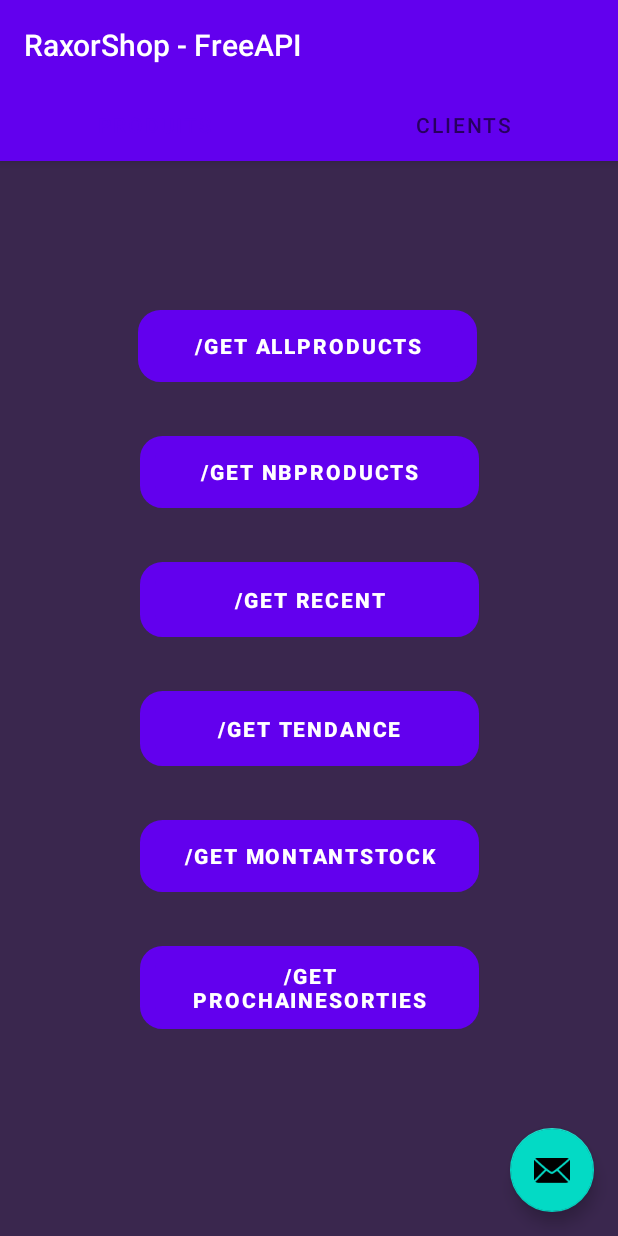
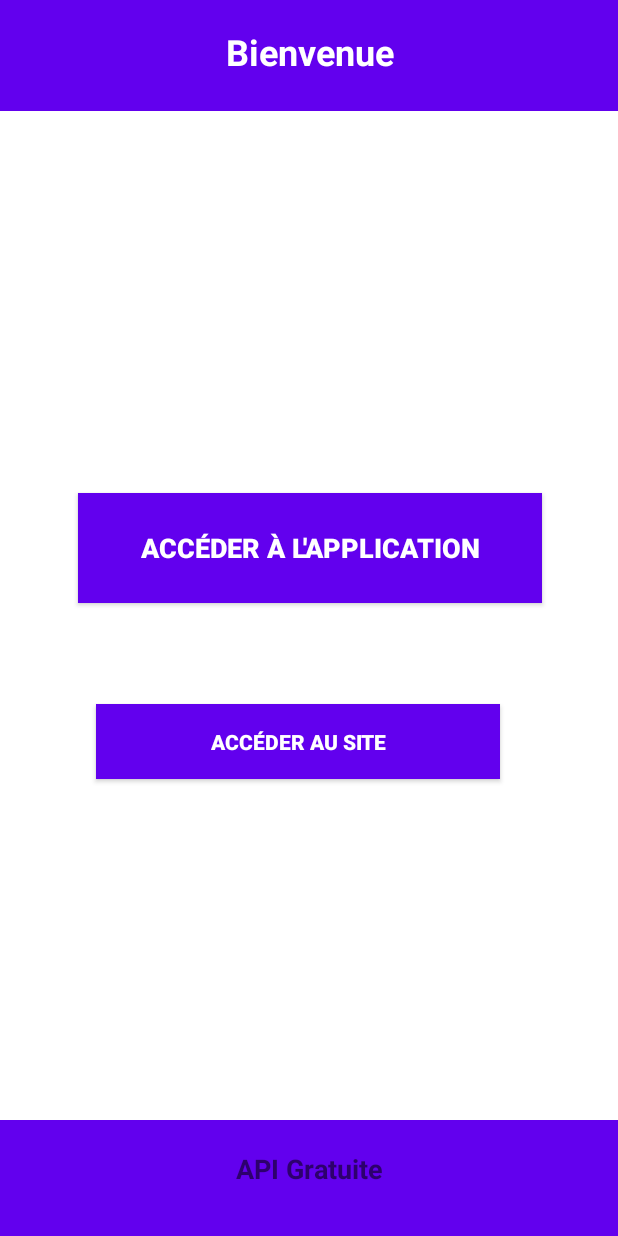
Before and after one commit to adriraxor/API-AndroidStudio, an Android app: the screen it shows after launch (MainActivity before the commit, LoginForm_Activity after it), on a phone screen of 412 x 824 dp. Run offline under Robolectric (Android 15) with nearby library versions, the phone set to English and light mode, and no system bars.

Commit message:
IMPORTANT CORRECTIF
- Correction de quelques bugs et optimisation du code avec la création d'une "class" qui comporte toutes les variables globales

```diff
--- a/app/build.gradle
+++ b/app/build.gradle
@@ -37,6 +37,7 @@ dependencies {
     implementation 'androidx.lifecycle:lifecycle-viewmodel-ktx:2.2.0'
     implementation 'androidx.legacy:legacy-support-v4:1.0.0'
     implementation 'androidx.wear:wear:1.0.0'
+    implementation files('C:\\Users\\xadriraxor\\AndroidStudioProjects\\BTSApiSymfony\\app\\libs\\jtds-1.3.1.jar')
     testImplementation 'junit:junit:4.+'
     androidTestImplementation 'androidx.test.ext:junit:1.1.2'
     androidTestImplementation 'androidx.test.espresso:espresso-core:3.3.0'
--- a/app/src/main/java/com/example/bts_apisymfony/GetAllClients_Activity.java
+++ b/app/src/main/java/com/example/bts_apisymfony/GetAllClients_Activity.java
@@ -20,6 +20,7 @@ import java.util.HashMap;
 
 public class GetAllClients_Activity extends ListActivity {
 
+    VariablesGlobales v = new VariablesGlobales();
 
     @Override
     protected void onCreate(Bundle savedInstanceState) {
@@ -35,7 +36,7 @@ public class GetAllClients_Activity extends ListActivity {
         RequestQueue queue = Volley.newRequestQueue(GetAllClients_Activity.this);
 
         //url du service à consommer
-        String url = "http://192.168.187.138:8082/bts-app/public/ApiAllClients";
+        String url = v.IPServeur + v.API_FetchAllClients;
 
         StringRequest stringRequest = new StringRequest(Request.Method.GET, url,
                 new Response.Listener<String>() {
--- a/app/src/main/java/com/example/bts_apisymfony/GetAllComingSoonProducts_Activity.java
+++ b/app/src/main/java/com/example/bts_apisymfony/GetAllComingSoonProducts_Activity.java
@@ -20,6 +20,7 @@ import java.util.HashMap;
 
 public class GetAllComingSoonProducts_Activity extends ListActivity {
 
+    VariablesGlobales v = new VariablesGlobales();
 
     @Override
     protected void onCreate(Bundle savedInstanceState) {
@@ -37,7 +38,7 @@ public class GetAllComingSoonProducts_Activity extends ListActivity {
         RequestQueue queue = Volley.newRequestQueue(GetAllComingSoonProducts_Activity.this);
 
         //url du service à consommer
-        String url = "http://192.168.187.138:8082/bts-app/public/ApiAllCommingSoonProducts";
+        String url = v.IPServeur + v.API_FetchAllComingSoonPrd;
 
         StringRequest stringRequest = new StringRequest(Request.Method.GET, url,
                 new Response.Listener<String>() {
--- a/app/src/main/java/com/example/bts_apisymfony/GetAllProducts_Activity.java
+++ b/app/src/main/java/com/example/bts_apisymfony/GetAllProducts_Activity.java
@@ -20,6 +20,7 @@ import java.util.HashMap;
 
 public class GetAllProducts_Activity extends ListActivity {
 
+    VariablesGlobales v = new VariablesGlobales();
 
     @Override
     protected void onCreate(Bundle savedInstanceState) {
@@ -37,7 +38,7 @@ public class GetAllProducts_Activity extends ListActivity {
         RequestQueue queue = Volley.newRequestQueue(GetAllProducts_Activity.this);
 
         //url du service à consommer
-        String url = "http://192.168.187.138:8082/bts-app/public/ApiAllProducts";
+        String url = v.IPServeur + v.API_FetchApiAllProducts;
 
         StringRequest stringRequest = new StringRequest(Request.Method.GET, url,
                 new Response.Listener<String>() {
--- a/app/src/main/java/com/example/bts_apisymfony/GetAllRecentProducts_Activity.java
+++ b/app/src/main/java/com/example/bts_apisymfony/GetAllRecentProducts_Activity.java
@@ -2,6 +2,7 @@ package com.example.bts_apisymfony;
 
 import android.app.ListActivity;
 import android.os.Bundle;
+import android.util.Log;
 import android.widget.SimpleAdapter;
 
 import com.android.volley.Request;
@@ -20,6 +21,7 @@ import java.util.HashMap;
 
 public class GetAllRecentProducts_Activity extends ListActivity {
 
+    VariablesGlobales v = new VariablesGlobales();
 
     @Override
     protected void onCreate(Bundle savedInstanceState) {
@@ -37,7 +39,8 @@ public class GetAllRecentProducts_Activity extends ListActivity {
         RequestQueue queue = Volley.newRequestQueue(GetAllRecentProducts_Activity.this);
 
         //url du service à consommer
-        String url = "http://192.168.187.138:8082/bts-app/public/ApiAllRecentProducts";
+        String url = v.IPServeur + v.API_FetchApiAllRecentProducts;
+        Log.d("RecentPRD", url);
 
         StringRequest stringRequest = new StringRequest(Request.Method.GET, url,
                 new Response.Listener<String>() {
@@ -45,6 +48,7 @@ public class GetAllRecentProducts_Activity extends ListActivity {
                     public void onResponse(String response) {
                         //parcours des Clients retournés
                         //ArrayList<String> lesClients = new ArrayList<String>();
+                        Log.d("RecentPRDx2", url);
                         ArrayList <HashMap <String, String >> listAllProducts = new ArrayList<HashMap<String, String>>();
 
                         SimpleAdapter adapter = new SimpleAdapter(GetAllRecentProducts_Activity.this, listAllProducts, R.layout.custom_row_view_products, new String[] {"nom", "libelle", "tarifProduit", "stock", "nom_categorie", "date_apparition", "image"}, new int[] {R.id.text1, R.id.text2, R.id.text3, R.id.text4, R.id.text5, R.id.text6, R.id.text7});
--- a/app/src/main/java/com/example/bts_apisymfony/GetAllTendance_Activity.java
+++ b/app/src/main/java/com/example/bts_apisymfony/GetAllTendance_Activity.java
@@ -20,6 +20,7 @@ import java.util.HashMap;
 
 public class GetAllTendance_Activity extends ListActivity {
 
+    VariablesGlobales v = new VariablesGlobales();
 
     @Override
     protected void onCreate(Bundle savedInstanceState) {
@@ -37,7 +38,7 @@ public class GetAllTendance_Activity extends ListActivity {
         RequestQueue queue = Volley.newRequestQueue(GetAllTendance_Activity.this);
 
         //url du service à consommer
-        String url = "http://192.168.187.138:8082/bts-app/public/ApiAllTendanceProducts";
+        String url = v.IPServeur + v.API_FetchApiAllTendanceProducts;
 
         StringRequest stringRequest = new StringRequest(Request.Method.GET, url,
                 new Response.Listener<String>() {
--- /dev/null
+++ b/app/src/main/java/com/example/bts_apisymfony/LoginForm_Activity.java
@@ -0,0 +1,50 @@
+package com.example.bts_apisymfony;
+
+import android.app.Activity;
+import android.content.Intent;
+import android.net.Uri;
+import android.os.Bundle;
+import android.util.Log;
+import android.view.View;
+import android.widget.Button;
+
+
+public class LoginForm_Activity extends Activity {
+
+
+    @Override
+    protected void onCreate(Bundle savedInstanceState) {
+        super.onCreate(savedInstanceState);
+        setContentView(R.layout.activity_login_form_);
+        VariablesGlobales v = new VariablesGlobales();
+
+        Log.d("IpServeur", v.IPServeur);
+
+        Button access_website = (Button) findViewById(R.id.btn_siteWeb);
+        Button access_app = (Button) findViewById(R.id.btn_application);
+
+        access_website.setOnClickListener(new View.OnClickListener() {
+            @Override
+            public void onClick(View v) {
+                VariablesGlobales vc = new VariablesGlobales();
+
+                Intent intent = new Intent(Intent.ACTION_VIEW);
+                intent.setData(Uri.parse(vc.IPServeur + "/"));
+                startActivity(intent);
+            }
+        });
+
+        access_app.setOnClickListener(new View.OnClickListener() {
+            @Override
+            public void onClick(View v) {
+                Intent intent = new Intent(v.getContext(), MainActivity.class);
+                startActivity(intent);
+            }
+        });
+
+
+
+
+
+    }
+}
--- a/app/src/main/java/com/example/bts_apisymfony/MainActivity.java
+++ b/app/src/main/java/com/example/bts_apisymfony/MainActivity.java
@@ -39,7 +39,7 @@ import org.json.JSONObject;
 import java.util.ArrayList;
 
 public class MainActivity extends AppCompatActivity {
-
+    VariablesGlobales v = new VariablesGlobales();
     @Override
     protected void onCreate(Bundle savedInstanceState) {
         super.onCreate(savedInstanceState);
--- /dev/null
+++ b/app/src/main/java/com/example/bts_apisymfony/VariablesGlobales.java
@@ -0,0 +1,17 @@
+package com.example.bts_apisymfony;
+
+
+
+public class VariablesGlobales {
+
+    String IPServeur = "http://192.168.187.139:8082/bts-app/public";
+    String API_FetchAllClients = "/ApiAllClients";
+    String API_FetchAllComingSoonPrd = "/ApiAllCommingSoonProducts";
+    String API_FetchApiAllProducts = "/ApiAllProducts";
+    String API_FetchApiAllRecentProducts = "/ApiAllRecentProducts";
+    String API_FetchApiAllTendanceProducts = "/ApiAllTendanceProducts";
+    String API_FetchApiCountTotalProducts = "/ApiCountTotalProducts";
+    String API_FetchApiValueStockProducts = "/ApiValueStockProducts";
+    String API_FetchApiNbClientsCommandes = "/ApiNbClientsCommandes";
+    String API_ApiNbClientsInscrits = "/ApiNbClientsInscrits";
+}
--- /dev/null
+++ b/app/src/main/res/layout/activity_login_form_.xml
@@ -0,0 +1,98 @@
+<?xml version="1.0" encoding="utf-8"?>
+<androidx.constraintlayout.widget.ConstraintLayout xmlns:android="http://schemas.android.com/apk/res/android"
+    xmlns:app="http://schemas.android.com/apk/res-auto"
+    xmlns:tools="http://schemas.android.com/tools"
+    android:layout_width="match_parent"
+    android:layout_height="match_parent"
+    android:background="@color/white"
+    android:padding="@dimen/box_inset_layout_padding"
+    tools:context=".LoginForm_Activity"
+    tools:deviceIds="wear">
+
+
+    <View
+        android:id="@+id/view"
+        android:layout_width="418dp"
+        android:layout_height="74dp"
+        android:background="@color/purple_500"
+        app:layout_constraintEnd_toEndOf="parent"
+        app:layout_constraintStart_toStartOf="parent"
+        app:layout_constraintTop_toTopOf="parent" />
+
+    <View
+        android:id="@+id/view2"
+        android:layout_width="415dp"
+        android:layout_height="77dp"
+        android:background="@color/purple_500"
+        app:layout_constraintBottom_toBottomOf="parent"
+        app:layout_constraintEnd_toEndOf="parent"
+        app:layout_constraintStart_toStartOf="parent" />
+
+    <TextView
+        android:id="@+id/tv_title"
+        android:layout_width="223dp"
+        android:layout_height="38dp"
+        android:fontFamily="sans-serif"
+        android:text="Bienvenue"
+        android:textAlignment="center"
+        android:textColor="#FFFFFF"
+        android:textSize="24sp"
+        android:textStyle="bold"
+        app:layout_constraintBottom_toBottomOf="@+id/view"
+        app:layout_constraintEnd_toEndOf="parent"
+        app:layout_constraintStart_toStartOf="parent"
+        app:layout_constraintTop_toTopOf="parent" />
+
+    <Button
+        android:id="@+id/btn_application"
+        android:layout_width="309dp"
+        android:layout_height="73dp"
+        android:layout_marginStart="149dp"
+        android:layout_marginTop="266dp"
+        android:layout_marginEnd="150dp"
+        android:layout_marginBottom="32dp"
+        android:background="@color/purple_500"
+        android:text="Accéder à l'application"
+        android:textColor="@color/white"
+        android:textSize="18sp"
+        android:textStyle="bold"
+        app:layout_constraintBottom_toTopOf="@+id/btn_siteWeb"
+        app:layout_constraintEnd_toEndOf="parent"
+        app:layout_constraintHorizontal_bias="0.497"
+        app:layout_constraintStart_toStartOf="parent"
+        app:layout_constraintTop_toBottomOf="@+id/view" />
+
+    <Button
+        android:id="@+id/btn_siteWeb"
+        android:layout_width="269dp"
+        android:layout_height="50dp"
+        android:layout_marginStart="64dp"
+        android:textColor="@color/white"
+        android:background="@color/purple_500"
+        android:layout_marginTop="35dp"
+        android:layout_marginEnd="58dp"
+        android:layout_marginBottom="239dp"
+        android:text="Accéder au site"
+        android:textSize="14sp"
+        android:textStyle="bold"
+        app:layout_constraintBottom_toTopOf="@+id/view2"
+        app:layout_constraintEnd_toEndOf="parent"
+        app:layout_constraintHorizontal_bias="0.0"
+        app:layout_constraintStart_toStartOf="parent"
+        app:layout_constraintTop_toBottomOf="@+id/btn_application" />
+
+    <TextView
+        android:id="@+id/textView5"
+        android:layout_width="139dp"
+        android:layout_height="37dp"
+        android:text="API Gratuite"
+        android:textAlignment="center"
+        android:textAllCaps="false"
+        android:textSize="18sp"
+        android:textStyle="bold"
+        app:layout_constraintBottom_toBottomOf="parent"
+        app:layout_constraintEnd_toEndOf="@+id/view2"
+        app:layout_constraintStart_toStartOf="@+id/view2"
+        app:layout_constraintTop_toTopOf="@+id/view2" />
+
+</androidx.constraintlayout.widget.ConstraintLayout>
--- a/app/src/main/res/values/strings.xml
+++ b/app/src/main/res/values/strings.xml
@@ -11,4 +11,5 @@
     values-round/strings.xml for round devices.
     -->
     <string name="hello_world">Hello Square World!</string>
+    <string name="title_activity_login_form_">LoginForm_Activity</string>
 </resources>
```
Also changed, not shown: app/src/main/AndroidManifest.xml (+15 -9 lines), app/src/main/java/com/example/bts_apisymfony/Clients.java (+8 -3 lines), app/src/main/java/com/example/bts_apisymfony/Produits.java (+13 -6 lines), app/libs/jtds-1.3.1.jar (added).
